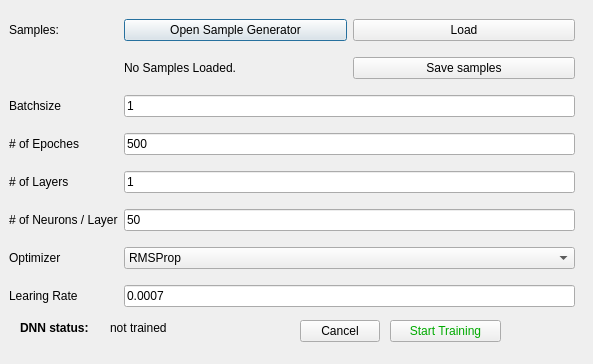
BohdanMytnyk/neurocontroller, file ui/trainwizzard.ui: the form before one commit.
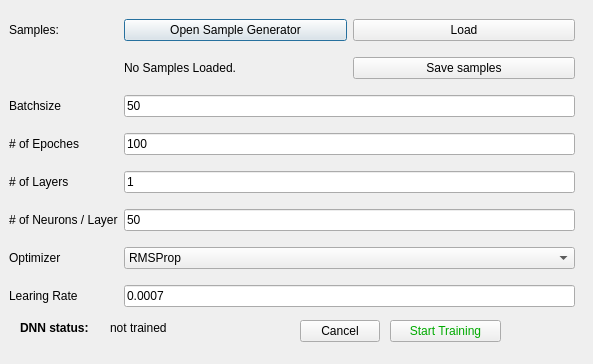
The form after the commit.

```diff
--- a/ui/trainwizzard.ui
+++ b/ui/trainwizzard.ui
@@ -100,7 +100,7 @@
     <item row="2" column="2">
      <widget class="QLineEdit" name="batch">
       <property name="text">
-       <string>1</string>
+       <string>50</string>
       </property>
      </widget>
     </item>
@@ -140,7 +140,7 @@
     <item row="3" column="2">
      <widget class="QLineEdit" name="epoch">
       <property name="text">
-       <string>500</string>
+       <string>100</string>
       </property>
      </widget>
     </item>
```
